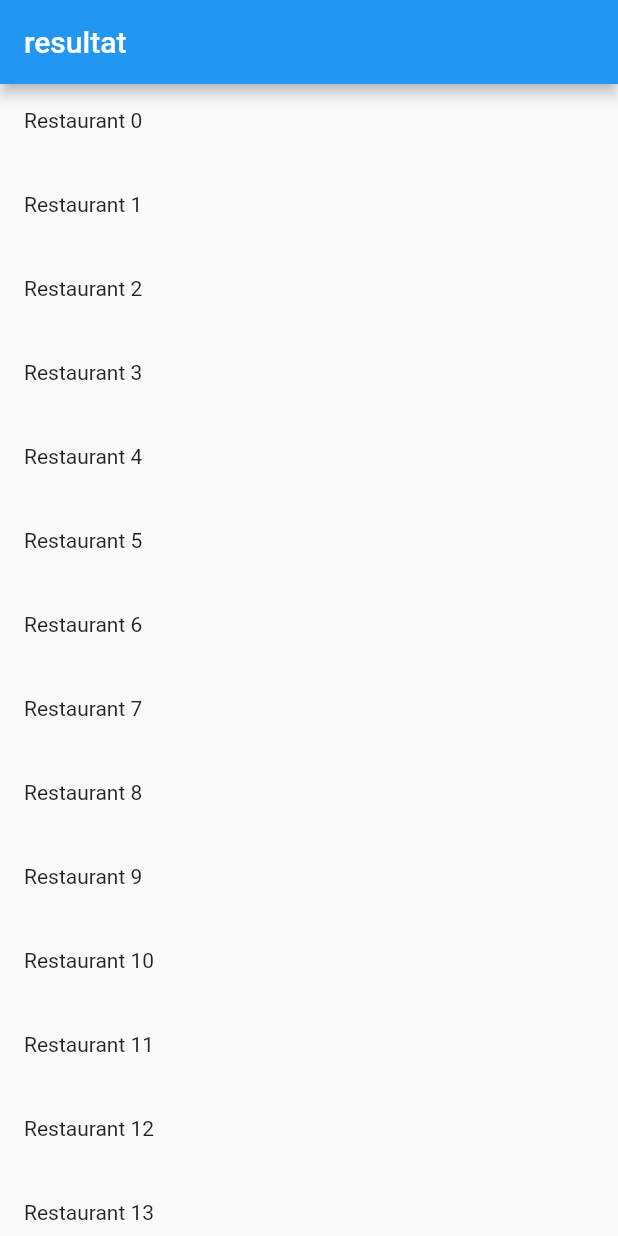
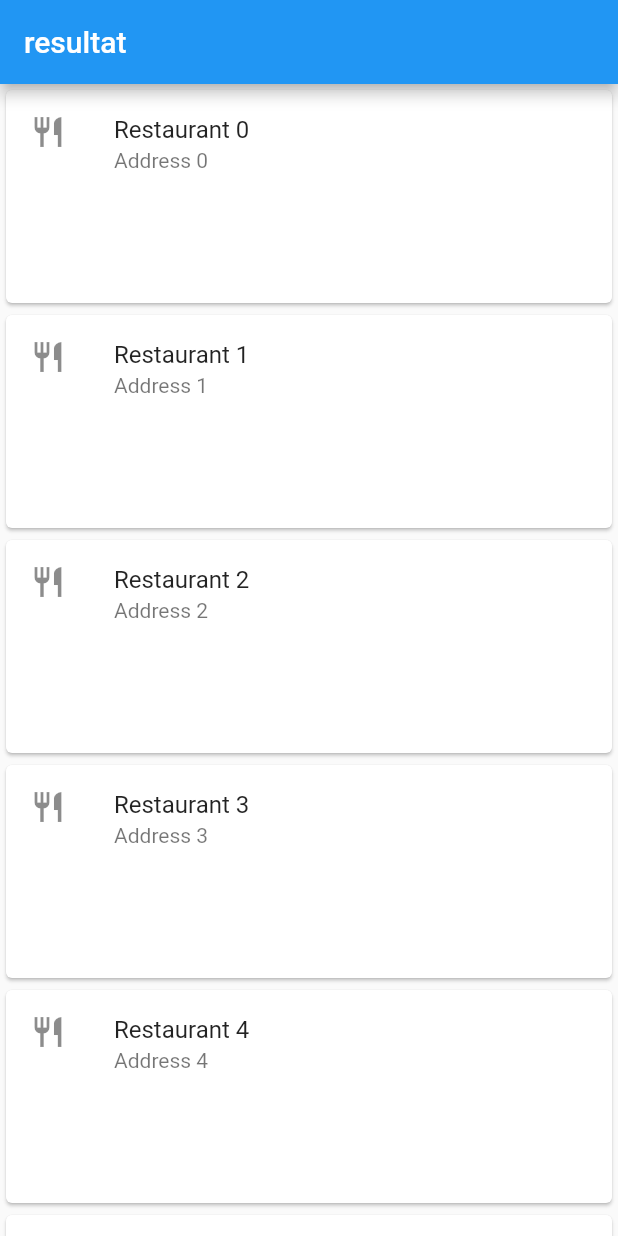
Before and after one commit to gu-tig169/grupp3, a Flutter app: the screen it shows after launch, on a phone screen of 412 x 824 dp. Run offline on Flutter 3.47's test engine with Material 2 defaults, Android fonts, the phone set to English and light mode, and no system bars.

Commit message:
Lagt till card för att visa restaurang

```diff
--- a/lib/RestaurantList.dart
+++ b/lib/RestaurantList.dart
@@ -12,9 +12,29 @@ class RestaurantList extends StatelessWidget {
     return ListView.builder(
       itemCount: restaurants.length,
       itemBuilder: (context, index) {
-        return ListTile(
-          leading: Text('${restaurants[index].name}'),
+        //return ListTile(
+        //leading: Text('${restaurants[index].name}'),
+        return Container(
+          height: 150,
+          child: Card(
+            child: new InkWell(
+              onTap: () {
+                print("tapped ${restaurants[index].name}");
+              },
+              child: Column(
+                mainAxisSize: MainAxisSize.min,
+                children: <Widget>[
+                  ListTile(
+                    leading: Icon(Icons.restaurant),
+                    title: Text('${restaurants[index].name}'),
+                    subtitle: Text('${restaurants[index].address}'),
+                  ),
+                ],
+              ),
+            ),
+          ),
         );
+        //);
       },
     );
   }
--- a/lib/RestaurantListView.dart
+++ b/lib/RestaurantListView.dart
@@ -5,8 +5,8 @@ import 'model.dart';
 import 'RestaurantList.dart';
 
 class RestaurantListView extends StatelessWidget {
-  final restaurantList =
-      List<Restaurant>.generate(100, (i) => Restaurant(name: "Restaurant $i"));
+  final restaurantList = List<Restaurant>.generate(
+      100, (i) => Restaurant(name: "Restaurant $i", address: "Address $i"));
   Widget build(BuildContext context) {
     return Scaffold(
       appBar: AppBar(
```
